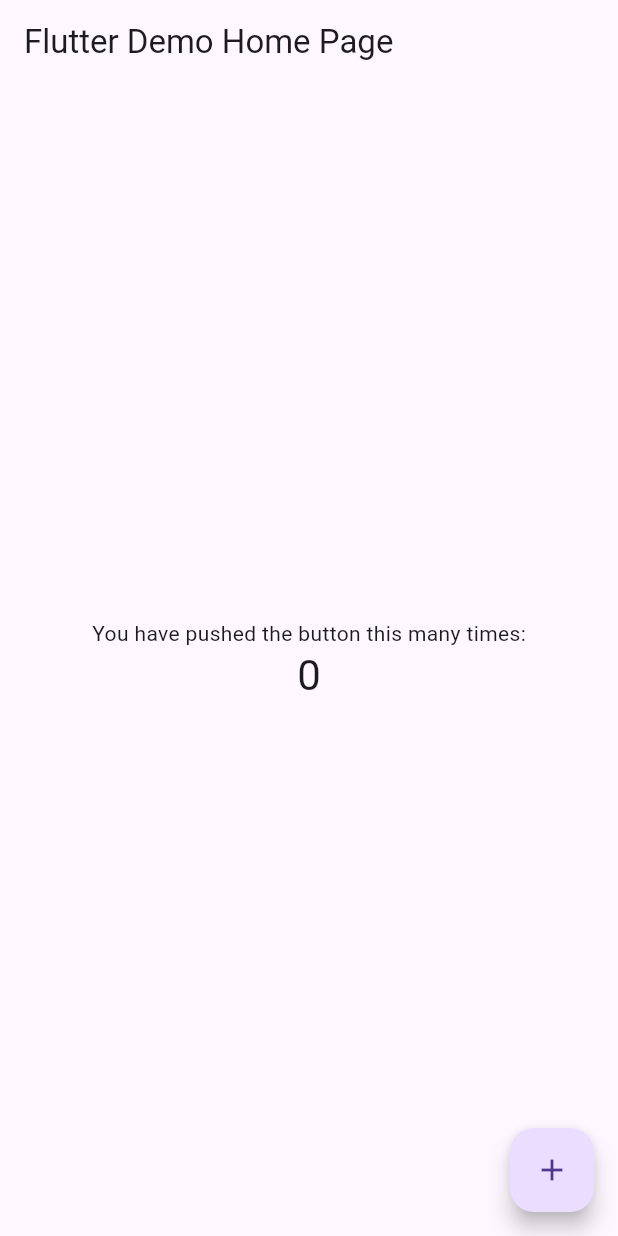
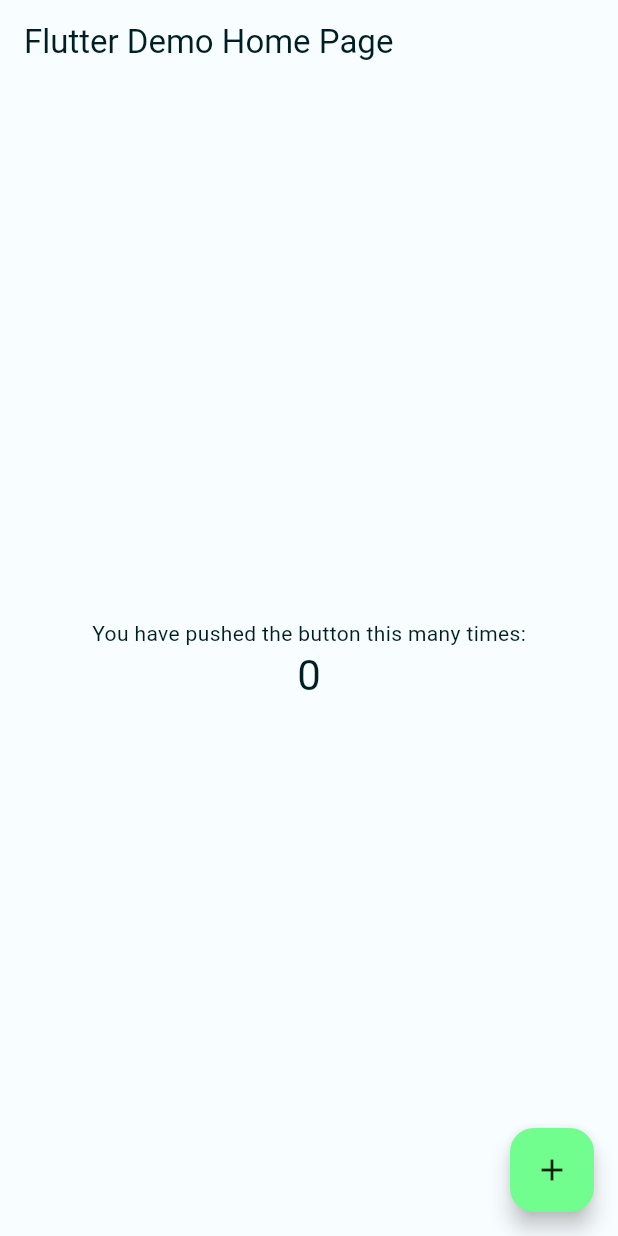
Before and after one commit to pmalaquias/spotify_clone, a Flutter app: the screen it shows after launch, on a phone screen of 412 x 824 dp. Run offline on Flutter 3.47's test engine with Material 2 defaults, Android fonts, the phone set to English and light mode, and no system bars.

Commit message:
Add color scheme

```diff
--- a/lib/main.dart
+++ b/lib/main.dart
@@ -1,4 +1,6 @@
 import 'package:flutter/material.dart';
+
+import 'color_schemes.g.dart';
 
 void main() {
   runApp(const MyApp());
@@ -10,10 +12,11 @@ class MyApp extends StatelessWidget {
   @override
   Widget build(BuildContext context) {
     return MaterialApp(
+      debugShowCheckedModeBanner: false,
       title: 'Flutter Demo',
       theme: ThemeData(
-        primarySwatch: Colors.blue,
         useMaterial3: true,
+        colorScheme: lightColorScheme,
       ),
       home: const MyHomePage(title: 'Flutter Demo Home Page'),
     );
```
Also changed, not shown: lib/color_schemes.g.dart (added).
